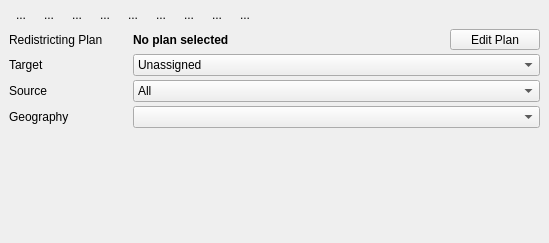
First picture: the form in ui/DistrictTools.ui, repository couteau/qgis_redistricting, before the edit.
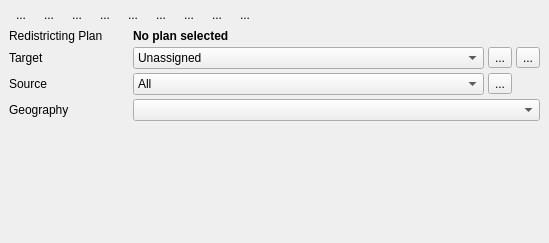
Second picture: the form after the edit.

Diff of the .ui file:
```diff
--- a/ui/DistrictTools.ui
+++ b/ui/DistrictTools.ui
@@ -165,108 +165,7 @@
     </item>
     <item>
      <layout class="QGridLayout" name="gridLayout">
-      <item row="1" column="0">
-       <widget class="QLabel" name="lblTarget">
-        <property name="text">
-         <string>Target</string>
-        </property>
-       </widget>
-      </item>
-      <item row="1" column="1" colspan="2">
-       <widget class="QComboBox" name="cmbTarget">
-        <property name="sizePolicy">
-         <sizepolicy hsizetype="MinimumExpanding" vsizetype="Fixed">
-          <horstretch>0</horstretch>
-          <verstretch>0</verstretch>
-         </sizepolicy>
-        </property>
-        <item>
-         <property name="text">
-          <string>Unassigned</string>
-         </property>
-        </item>
-        <item>
-         <property name="text">
-          <string>New district</string>
-         </property>
-        </item>
-       </widget>
-      </item>
-      <item row="2" column="1" colspan="2">
-       <widget class="QComboBox" name="cmbSource">
-        <item>
-         <property name="text">
-          <string>All</string>
-         </property>
-        </item>
-        <item>
-         <property name="text">
-          <string>Unassigned</string>
-         </property>
-        </item>
-       </widget>
-      </item>
-      <item row="0" column="2">
-       <widget class="QToolButton" name="btnEditPlan">
-        <property name="sizePolicy">
-         <sizepolicy hsizetype="Fixed" vsizetype="Fixed">
-          <horstretch>0</horstretch>
-          <verstretch>0</verstretch>
-         </sizepolicy>
-        </property>
-        <property name="minimumSize">
-         <size>
-          <width>90</width>
-          <height>0</height>
-         </size>
-        </property>
-        <property name="toolTip">
-         <string>Change active plan</string>
-        </property>
-        <property name="text">
-         <string>Edit Plan</string>
-        </property>
-        <property name="toolButtonStyle">
-         <enum>Qt::ToolButtonTextOnly</enum>
-        </property>
-       </widget>
-      </item>
-      <item row="2" column="0">
-       <widget class="QLabel" name="lblSource">
-        <property name="text">
-         <string>Source</string>
-        </property>
-       </widget>
-      </item>
-      <item row="3" column="0">
-       <widget class="QLabel" name="lblGeoSelect">
-        <property name="sizePolicy">
-         <sizepolicy hsizetype="Minimum" vsizetype="Preferred">
-          <horstretch>0</horstretch>
-          <verstretch>0</verstretch>
-         </sizepolicy>
-        </property>
-        <property name="minimumSize">
-         <size>
-          <width>120</width>
-          <height>0</height>
-         </size>
-        </property>
-        <property name="toolTip">
-         <string>District by geography</string>
-        </property>
-        <property name="statusTip">
-         <string>When painting districts, all features within the geography specified by the selected field will be painted</string>
-        </property>
-        <property name="text">
-         <string>Geography</string>
-        </property>
-        <property name="wordWrap">
-         <bool>false</bool>
-        </property>
-       </widget>
-      </item>
-      <item row="0" column="1">
+      <item row="0" column="1" colspan="6">
        <widget class="QLabel" name="lblPlanName">
         <property name="sizePolicy">
          <sizepolicy hsizetype="MinimumExpanding" vsizetype="Preferred">
@@ -291,6 +190,34 @@
         </property>
        </widget>
       </item>
+      <item row="4" column="0">
+       <widget class="QLabel" name="lblGeoSelect">
+        <property name="sizePolicy">
+         <sizepolicy hsizetype="Minimum" vsizetype="Preferred">
+          <horstretch>0</horstretch>
+          <verstretch>0</verstretch>
+         </sizepolicy>
+        </property>
+        <property name="minimumSize">
+         <size>
+          <width>120</width>
+          <height>0</height>
+         </size>
+        </property>
+        <property name="toolTip">
+         <string>District by geography</string>
+        </property>
+        <property name="statusTip">
+         <string>When painting districts, all features within the geography specified by the selected field will be painted</string>
+        </property>
+        <property name="text">
+         <string>Geography</string>
+        </property>
+        <property name="wordWrap">
+         <bool>false</bool>
+        </property>
+       </widget>
+      </item>
       <item row="0" column="0">
        <widget class="QLabel" name="lblPlan">
         <property name="text">
@@ -298,9 +225,78 @@
         </property>
        </widget>
       </item>
-      <item row="3" column="1" colspan="2">
+      <item row="3" column="0">
+       <widget class="QLabel" name="lblSource">
+        <property name="text">
+         <string>Source</string>
+        </property>
+       </widget>
+      </item>
+      <item row="4" column="1" colspan="6">
        <widget class="QComboBox" name="cmbGeoSelect"/>
       </item>
+      <item row="1" column="0">
+       <widget class="QLabel" name="lblTarget">
+        <property name="text">
+         <string>Target</string>
+        </property>
+       </widget>
+      </item>
+      <item row="1" column="1" colspan="4">
+       <widget class="QComboBox" name="cmbTarget">
+        <property name="sizePolicy">
+         <sizepolicy hsizetype="MinimumExpanding" vsizetype="Fixed">
+          <horstretch>0</horstretch>
+          <verstretch>0</verstretch>
+         </sizepolicy>
+        </property>
+        <item>
+         <property name="text">
+          <string>Unassigned</string>
+         </property>
+        </item>
+        <item>
+         <property name="text">
+          <string>New district</string>
+         </property>
+        </item>
+       </widget>
+      </item>
+      <item row="3" column="1" colspan="4">
+       <widget class="QComboBox" name="cmbSource">
+        <item>
+         <property name="text">
+          <string>All</string>
+         </property>
+        </item>
+        <item>
+         <property name="text">
+          <string>Unassigned</string>
+         </property>
+        </item>
+       </widget>
+      </item>
+      <item row="3" column="5">
+       <widget class="QToolButton" name="btnEditSourceDistrict">
+        <property name="text">
+         <string>...</string>
+        </property>
+       </widget>
+      </item>
+      <item row="1" column="5">
+       <widget class="QToolButton" name="btnEditTargetDistrict">
+        <property name="text">
+         <string>...</string>
+        </property>
+       </widget>
+      </item>
+      <item row="1" column="6">
+       <widget class="QToolButton" name="btnAddDistrict">
+        <property name="text">
+         <string>...</string>
+        </property>
+       </widget>
+      </item>
      </layout>
     </item>
     <item>
```
